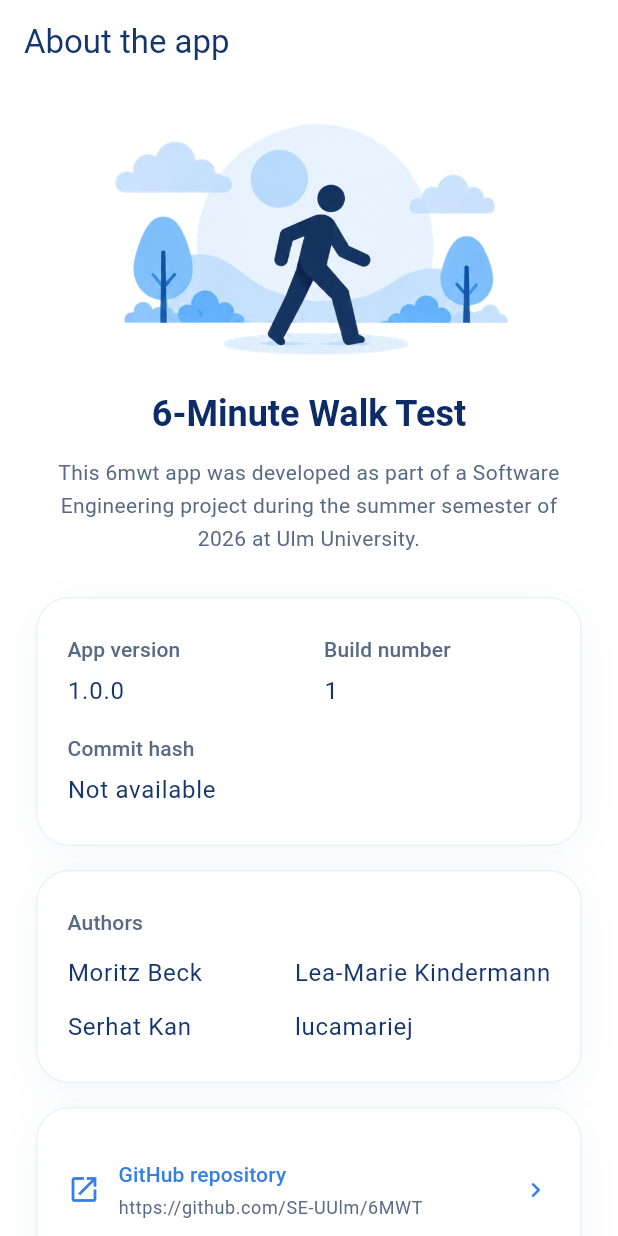
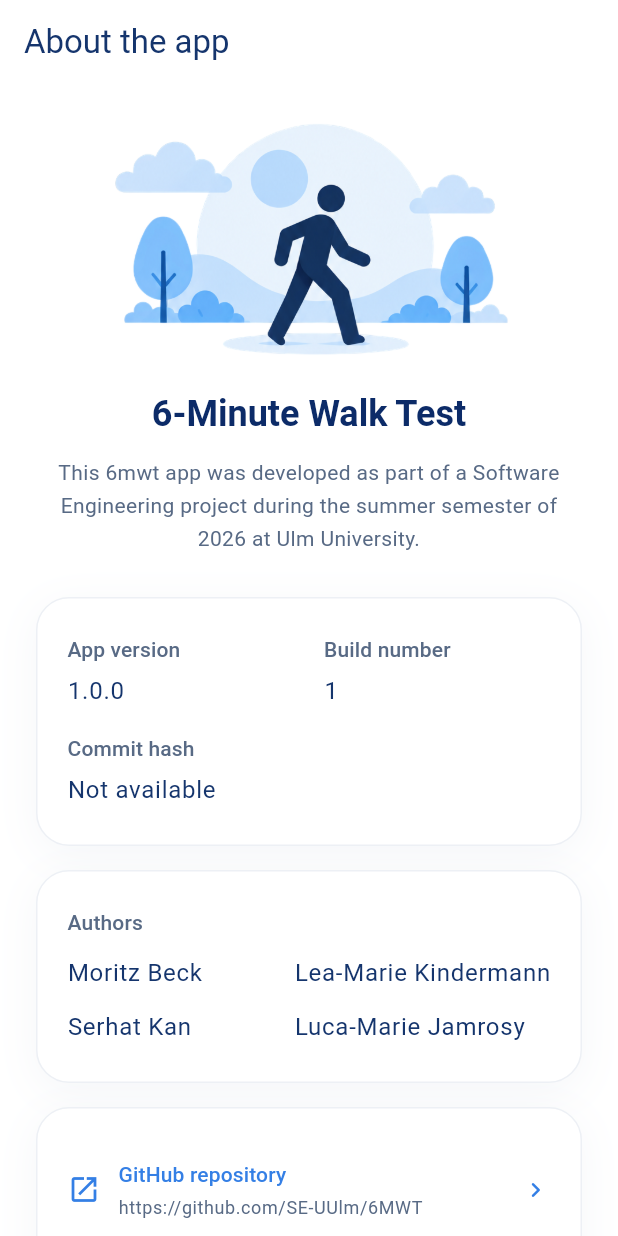
Before and after one commit to SE-UUlm/6MWT, a Flutter app: the AboutScreen screen opened by its route, on a phone screen of 412 x 824 dp. Run offline on Flutter 3.47's test engine with Material 3 defaults, Android fonts, the phone set to English and light mode, and no system bars; our stand-ins replace device_info_plus, drift, drift_flutter, file_picker, fl_chart, flutter_map and 11 more; accounts and stored records are empty; generated files the repository leaves out were written again.

Commit message:
feat: add Luca's real name

```diff
--- a/app/lib/features/about/about_screen.dart
+++ b/app/lib/features/about/about_screen.dart
@@ -137,7 +137,7 @@ class AboutScreen extends ConsumerWidget {
                             'Moritz Beck',
                             'Lea-Marie Kindermann',
                             'Serhat Kan',
-                            'lucamariej',
+                            'Luca-Marie Jamrosy',
                           ])
                             Text(
                               name,
```
Also changed, not shown: 1 other file.
